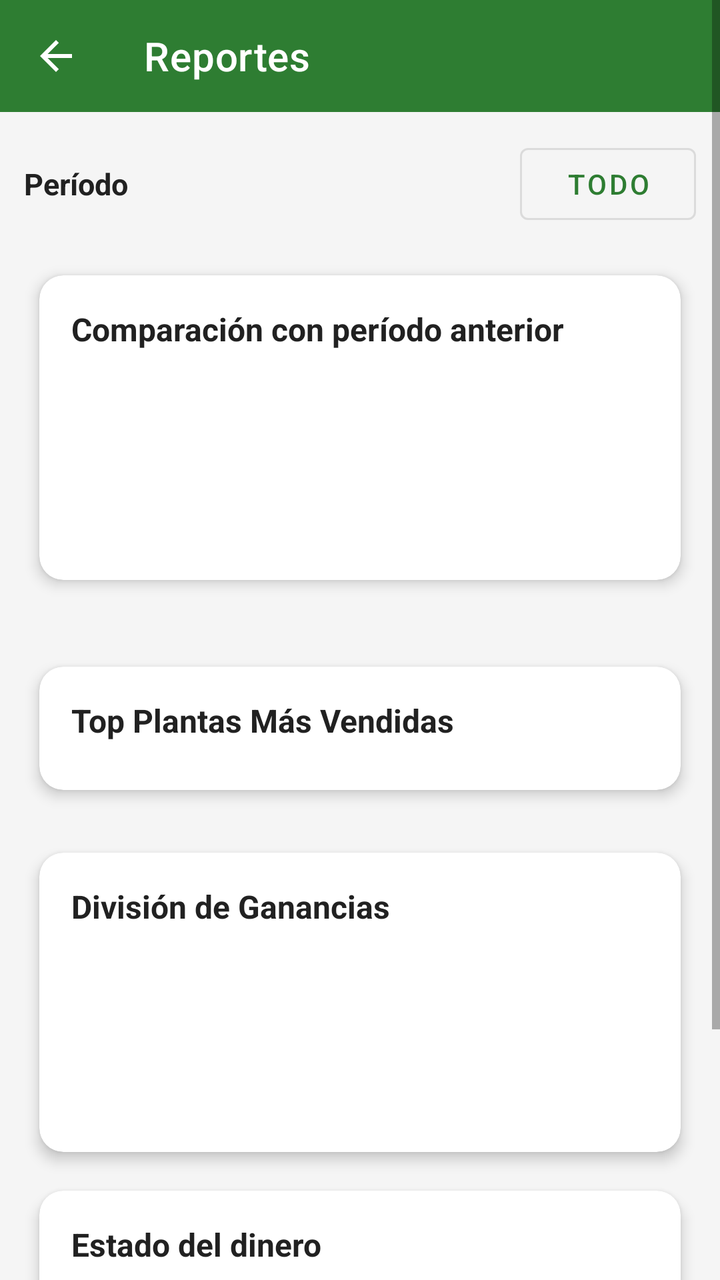
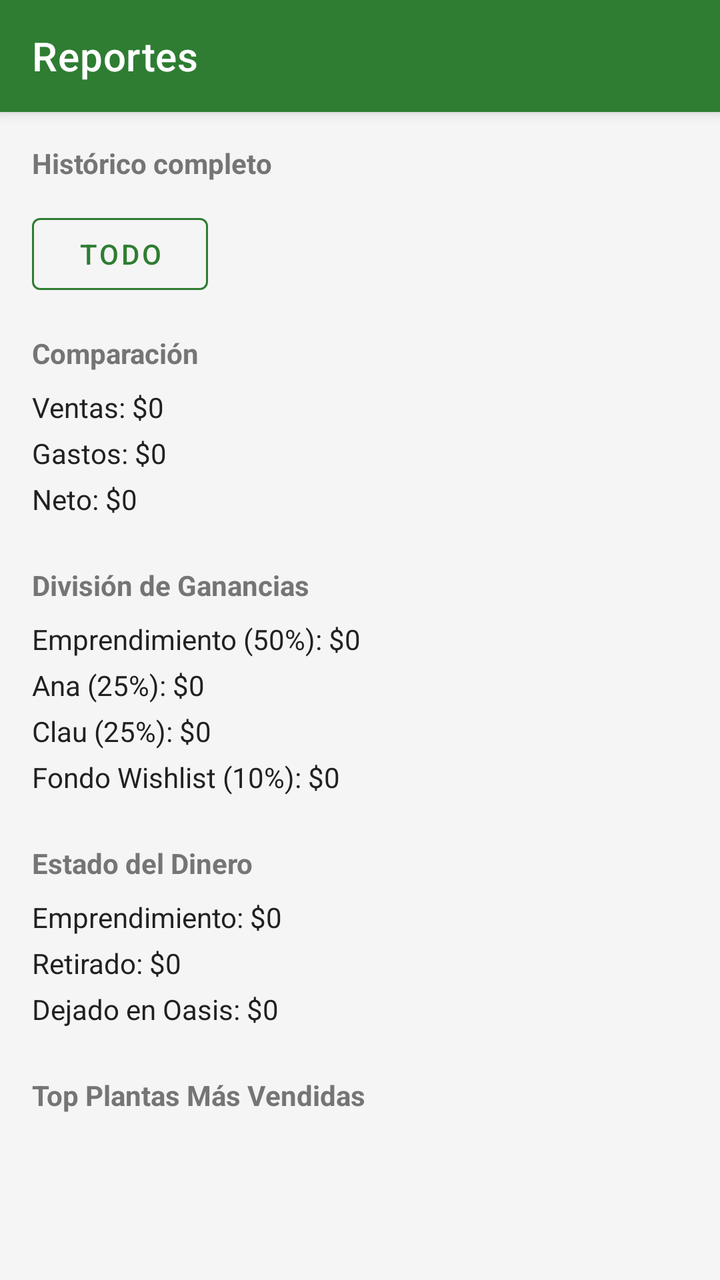

An Android layout rendered at two revisions. The XML below is the earlier revision; the diff shows what the commit changed to produce the second picture.
<!-- AndroidManifest.xml: application theme Theme.OasisCheck -->
<!-- res/layout/activity_reportes.xml -->
<?xml version="1.0" encoding="utf-8"?>
<ScrollView xmlns:android="http://schemas.android.com/apk/res/android" xmlns:app="http://schemas.android.com/apk/res-auto" android:layout_width="match_parent" android:layout_height="match_parent" android:background="@color/background">
    <LinearLayout android:layout_width="match_parent" android:layout_height="wrap_content" android:orientation="vertical">
        <com.google.android.material.appbar.MaterialToolbar android:id="@+id/toolbar" android:layout_width="match_parent" android:layout_height="?attr/actionBarSize" android:background="@color/green_primary" app:navigationIcon="@drawable/ic_back" app:title="@string/reportes" app:titleTextColor="@color/white" app:navigationIconTint="@color/white"/>
        <LinearLayout
            android:layout_width="match_parent"
            android:layout_height="wrap_content"
            android:gravity="center_vertical"
            android:orientation="horizontal"
            android:paddingHorizontal="12dp"
            android:paddingTop="12dp">
            <TextView
                android:layout_width="0dp"
                android:layout_height="wrap_content"
                android:layout_weight="1"
                android:text="@string/periodo"
                android:textColor="@color/text_primary"
                android:textSize="15sp"
                android:textStyle="bold"/>
            <com.google.android.material.button.MaterialButton
                android:id="@+id/btn_periodo"
                style="@style/Widget.MaterialComponents.Button.OutlinedButton"
                android:layout_width="wrap_content"
                android:layout_height="wrap_content"
                android:text="@string/todo"/>
        </LinearLayout>
        <androidx.cardview.widget.CardView style="@style/CardStyle" android:layout_width="match_parent" android:layout_height="wrap_content" android:layout_margin="12dp">
            <LinearLayout android:layout_width="match_parent" android:layout_height="wrap_content" android:orientation="vertical" android:padding="16dp">
                <TextView android:layout_width="wrap_content" android:layout_height="wrap_content" android:text="@string/comparacion_con_periodo_anterior" android:textSize="16sp" android:textStyle="bold" android:textColor="@color/text_primary"/>
                <TextView android:id="@+id/tv_periodo_actual" android:layout_width="match_parent" android:layout_height="wrap_content" android:layout_marginTop="8dp" android:textSize="13sp" android:textColor="@color/text_secondary"/>
                <TextView android:id="@+id/tv_comp_ventas" android:layout_width="match_parent" android:layout_height="wrap_content" android:layout_marginTop="8dp" android:textSize="14sp" android:textColor="@color/text_primary"/>
                <TextView android:id="@+id/tv_comp_gastos" android:layout_width="match_parent" android:layout_height="wrap_content" android:layout_marginTop="4dp" android:textSize="14sp" android:textColor="@color/text_primary"/>
                <TextView android:id="@+id/tv_comp_neto" android:layout_width="match_parent" android:layout_height="wrap_content" android:layout_marginTop="4dp" android:textSize="14sp" android:textColor="@color/text_primary"/>
            </LinearLayout>
        </androidx.cardview.widget.CardView>
        <androidx.cardview.widget.CardView style="@style/CardStyle" android:layout_width="match_parent" android:layout_height="wrap_content" android:layout_margin="12dp">
            <LinearLayout android:layout_width="match_parent" android:layout_height="wrap_content" android:orientation="vertical" android:padding="16dp">
                <TextView android:layout_width="wrap_content" android:layout_height="wrap_content" android:text="@string/top_plantas_mas_vendidas" android:textSize="16sp" android:textStyle="bold" android:textColor="@color/text_primary"/>
                <androidx.recyclerview.widget.RecyclerView android:id="@+id/recycler_top_plantas" android:layout_width="match_parent" android:layout_height="wrap_content" android:layout_marginTop="8dp" android:nestedScrollingEnabled="false"/>
            </LinearLayout>
        </androidx.cardview.widget.CardView>
        <androidx.cardview.widget.CardView style="@style/CardStyle" android:layout_width="match_parent" android:layout_height="wrap_content" android:layout_marginHorizontal="12dp">
            <LinearLayout android:layout_width="match_parent" android:layout_height="wrap_content" android:orientation="vertical" android:padding="16dp">
                <TextView android:layout_width="wrap_content" android:layout_height="wrap_content" android:text="@string/division_de_ganancias" android:textSize="16sp" android:textStyle="bold" android:textColor="@color/text_primary"/>
                <TextView android:id="@+id/tv_div_ana" android:layout_width="match_parent" android:layout_height="wrap_content" android:layout_marginTop="8dp" android:textSize="14sp"/>
                <TextView android:id="@+id/tv_div_clau" android:layout_width="match_parent" android:layout_height="wrap_content" android:layout_marginTop="4dp" android:textSize="14sp"/>
                <TextView android:id="@+id/tv_div_wish" android:layout_width="match_parent" android:layout_height="wrap_content" android:layout_marginTop="4dp" android:textSize="14sp"/>
                <TextView android:id="@+id/tv_div_emprendimiento" android:layout_width="match_parent" android:layout_height="wrap_content" android:layout_marginTop="4dp" android:textSize="14sp"/>
            </LinearLayout>
        </androidx.cardview.widget.CardView>
        <androidx.cardview.widget.CardView style="@style/CardStyle" android:layout_width="match_parent" android:layout_height="wrap_content" android:layout_marginHorizontal="12dp">
            <LinearLayout android:layout_width="match_parent" android:layout_height="wrap_content" android:orientation="vertical" android:padding="16dp">
                <TextView android:layout_width="wrap_content" android:layout_height="wrap_content" android:text="@string/estado_del_dinero" android:textSize="16sp" android:textStyle="bold" android:textColor="@color/text_primary"/>
                <TextView android:id="@+id/tv_estado_emprendimiento" android:layout_width="match_parent" android:layout_height="wrap_content" android:layout_marginTop="8dp" android:textSize="14sp"/>
                <TextView android:id="@+id/tv_estado_retirado" android:layout_width="match_parent" android:layout_height="wrap_content" android:layout_marginTop="4dp" android:textSize="14sp"/>
                <TextView android:id="@+id/tv_estado_oasis" android:layout_width="match_parent" android:layout_height="wrap_content" android:layout_marginTop="4dp" android:textSize="14sp"/>
            </LinearLayout>
        </androidx.cardview.widget.CardView>
        <LinearLayout
            android:layout_width="match_parent"
            android:layout_height="wrap_content"
            android:orientation="horizontal"
            android:paddingHorizontal="12dp"
            android:paddingBottom="16dp">
            <com.google.android.material.button.MaterialButton
                android:id="@+id/btn_exportar_csv"
                android:layout_width="0dp"
                android:layout_height="wrap_content"
                android:layout_weight="1"
                android:text="@string/exportar_csv" />
            <com.google.android.material.button.MaterialButton
                android:id="@+id/btn_exportar_pdf"
                android:layout_width="0dp"
                android:layout_height="wrap_content"
                android:layout_weight="1"
                android:layout_marginStart="8dp"
                android:text="@string/exportar_pdf" />
        </LinearLayout>
    </LinearLayout>
</ScrollView>
<!-- resources referenced by this layout -->
<resources>
  <color name="background">#F5F5F5</color>
  <color name="green_primary">#2E7D32</color>
  <color name="text_primary">#212121</color>
  <color name="text_secondary">#757575</color>
  <color name="white">#FFFFFF</color>
  <!-- drawable ic_back (drawable) -->
  <?xml version="1.0" encoding="utf-8"?>
  <vector xmlns:android="http://schemas.android.com/apk/res/android"
      android:width="24dp"
      android:height="24dp"
      android:viewportWidth="24"
      android:viewportHeight="24"
      android:tint="?attr/colorControlNormal">
      <path
          android:fillColor="@android:color/white"
          android:pathData="M20,11H7.83l5.59,-5.59L12,4l-8,8 8,8 1.41,-1.41L7.83,13H20v-2z"/>
  </vector>
  <string name="comparacion_con_periodo_anterior">Comparación con período anterior</string>
  <string name="division_de_ganancias">División de Ganancias</string>
  <string name="estado_del_dinero">Estado del dinero</string>
  <string name="exportar_csv">Exportar CSV</string>
  <string name="exportar_pdf">Exportar PDF</string>
  <string name="periodo">Período</string>
  <string name="reportes">Reportes</string>
  <string name="todo">Todo</string>
  <string name="top_plantas_mas_vendidas">Top Plantas Más Vendidas</string>
  <style name="CardStyle">
          <item name="cardCornerRadius">12dp</item>
          <item name="cardElevation">4dp</item>
          <item name="cardUseCompatPadding">true</item>
      </style>
  <style name="Theme.OasisCheck" parent="Theme.MaterialComponents.DayNight.DarkActionBar">
          <item name="colorPrimary">@color/green_primary</item>
          <item name="colorPrimaryDark">@color/green_primary_dark</item>
          <item name="colorAccent">@color/green_accent</item>
          <item name="colorSecondary">@color/green_accent</item>
          <item name="colorOnSurface">@color/text_primary</item>
          <item name="android:statusBarColor">@color/green_primary_dark</item>
      </style>
  <color name="green_primary_dark">#1B5E20</color>
  <color name="green_accent">#66BB6A</color>
</resources>

<!-- the commit's change to res/layout/activity_reportes.xml (unified diff, before → after) -->
@@ -1,80 +1,223 @@
 <?xml version="1.0" encoding="utf-8"?>
-<ScrollView xmlns:android="http://schemas.android.com/apk/res/android" xmlns:app="http://schemas.android.com/apk/res-auto" android:layout_width="match_parent" android:layout_height="match_parent" android:background="@color/background">
-    <LinearLayout android:layout_width="match_parent" android:layout_height="wrap_content" android:orientation="vertical">
-        <com.google.android.material.appbar.MaterialToolbar android:id="@+id/toolbar" android:layout_width="match_parent" android:layout_height="?attr/actionBarSize" android:background="@color/green_primary" app:navigationIcon="@drawable/ic_back" app:title="@string/reportes" app:titleTextColor="@color/white" app:navigationIconTint="@color/white"/>
+<androidx.coordinatorlayout.widget.CoordinatorLayout
+    xmlns:android="http://schemas.android.com/apk/res/android"
+    xmlns:app="http://schemas.android.com/apk/res-auto"
+    android:layout_width="match_parent"
+    android:layout_height="match_parent"
+    android:background="@color/background">
+
+    <com.google.android.material.appbar.AppBarLayout
+        android:layout_width="match_parent"
+        android:layout_height="wrap_content">
+
+        <androidx.appcompat.widget.Toolbar
+            android:id="@+id/toolbar"
+            android:layout_width="match_parent"
+            android:layout_height="?attr/actionBarSize"
+            android:background="@color/green_primary"
+            app:title="Reportes"
+            app:titleTextColor="@color/white" />
+
+    </com.google.android.material.appbar.AppBarLayout>
+
+    <androidx.core.widget.NestedScrollView
+        android:layout_width="match_parent"
+        android:layout_height="match_parent"
+        app:layout_behavior="@string/appbar_scrolling_view_behavior">
+
         <LinearLayout
             android:layout_width="match_parent"
             android:layout_height="wrap_content"
-            android:gravity="center_vertical"
-            android:orientation="horizontal"
-            android:paddingHorizontal="12dp"
-            android:paddingTop="12dp">
-            <TextView
-                android:layout_width="0dp"
-                android:layout_height="wrap_content"
-                android:layout_weight="1"
-                android:text="@string/periodo"
-                android:textColor="@color/text_primary"
-                android:textSize="15sp"
-                android:textStyle="bold"/>
+            android:orientation="vertical"
+            android:padding="16dp">
+
+            <TextView
+                android:id="@+id/tv_periodo_actual"
+                android:layout_width="match_parent"
+                android:layout_height="wrap_content"
+                android:text="Histórico completo"
+                android:textSize="14sp"
+                android:textStyle="bold"
+                android:textColor="@color/text_secondary"
+                android:layout_marginBottom="12dp" />
+
             <com.google.android.material.button.MaterialButton
                 android:id="@+id/btn_periodo"
+                android:layout_width="wrap_content"
+                android:layout_height="wrap_content"
+                android:text="Todo"
                 style="@style/Widget.MaterialComponents.Button.OutlinedButton"
-                android:layout_width="wrap_content"
-                android:layout_height="wrap_content"
-                android:text="@string/todo"/>
+                app:strokeColor="@color/green_primary"
+                android:textColor="@color/green_primary"
+                android:layout_marginBottom="16dp" />
+
+            
+            <TextView
+                android:layout_width="match_parent"
+                android:layout_height="wrap_content"
+                android:text="Comparación"
+                android:textSize="14sp"
+                android:textStyle="bold"
+                android:textColor="@color/text_secondary"
+                android:layout_marginBottom="8dp" />
+
+            <TextView
+                android:id="@+id/tv_comp_ventas"
+                android:layout_width="match_parent"
+                android:layout_height="wrap_content"
+                android:text="Ventas: $0"
+                android:textSize="14sp"
+                android:textColor="@color/text_primary"
+                android:layout_marginBottom="4dp" />
+
+            <TextView
+                android:id="@+id/tv_comp_gastos"
+                android:layout_width="match_parent"
+                android:layout_height="wrap_content"
+                android:text="Gastos: $0"
+                android:textSize="14sp"
+                android:textColor="@color/text_primary"
+                android:layout_marginBottom="4dp" />
+
+            <TextView
+                android:id="@+id/tv_comp_neto"
+                android:layout_width="match_parent"
+                android:layout_height="wrap_content"
+                android:text="Neto: $0"
+                android:textSize="14sp"
+                android:textColor="@color/text_primary"
+                android:layout_marginBottom="24dp" />
+
+            
+            <TextView
+                android:layout_width="match_parent"
+                android:layout_height="wrap_content"
+                android:text="División de Ganancias"
+                android:textSize="14sp"
+                android:textStyle="bold"
+                android:textColor="@color/text_secondary"
+                android:layout_marginBottom="8dp" />
+
+            <TextView
+                android:id="@+id/tv_div_emprendimiento"
+                android:layout_width="match_parent"
+                android:layout_height="wrap_content"
+                android:text="Emprendimiento (50%): $0"
+                android:textSize="14sp"
+                android:textColor="@color/text_primary"
+                android:layout_marginBottom="4dp" />
+
+            <TextView
+                android:id="@+id/tv_div_ana"
+                android:layout_width="match_parent"
+                android:layout_height="wrap_content"
+                android:text="Ana (25%): $0"
+                android:textSize="14sp"
+                android:textColor="@color/text_primary"
+                android:layout_marginBottom="4dp" />
+
+            <TextView
+                android:id="@+id/tv_div_clau"
+                android:layout_width="match_parent"
+                android:layout_height="wrap_content"
+                android:text="Clau (25%): $0"
+                android:textSize="14sp"
+                android:textColor="@color/text_primary"
+                android:layout_marginBottom="4dp" />
+
+            <TextView
+                android:id="@+id/tv_div_wish"
+                android:layout_width="match_parent"
+                android:layout_height="wrap_content"
+                android:text="Fondo Wishlist (10%): $0"
+                android:textSize="14sp"
+                android:textColor="@color/text_primary"
+                android:layout_marginBottom="24dp" />
+
+            
+            <TextView
+                android:layout_width="match_parent"
+                android:layout_height="wrap_content"
+                android:text="Estado del Dinero"
+                android:textSize="14sp"
+                android:textStyle="bold"
+                android:textColor="@color/text_secondary"
+                android:layout_marginBottom="8dp" />
+
+            <TextView
+                android:id="@+id/tv_estado_emprendimiento"
+                android:layout_width="match_parent"
+                android:layout_height="wrap_content"
+                android:text="Emprendimiento: $0"
+                android:textSize="14sp"
+                android:textColor="@color/text_primary"
+                android:layout_marginBottom="4dp" />
+
+            <TextView
+                android:id="@+id/tv_estado_retirado"
+                android:layout_width="match_parent"
+                android:layout_height="wrap_content"
+                android:text="Retirado: $0"
+                android:textSize="14sp"
+                android:textColor="@color/text_primary"
+                android:layout_marginBottom="4dp" />
+
+            <TextView
+                android:id="@+id/tv_estado_oasis"
+                android:layout_width="match_parent"
+                android:layout_height="wrap_content"
+                android:text="Dejado en Oasis: $0"
+                android:textSize="14sp"
+                android:textColor="@color/text_primary"
+                android:layout_marginBottom="24dp" />
+
+            
+            <TextView
+                android:layout_width="match_parent"
+                android:layout_height="wrap_content"
+                android:text="Top Plantas Más Vendidas"
+                android:textSize="14sp"
+                android:textStyle="bold"
+                android:textColor="@color/text_secondary"
+                android:layout_marginBottom="8dp" />
+
+            <androidx.recyclerview.widget.RecyclerView
+                android:id="@+id/recycler_top_plantas"
+                android:layout_width="match_parent"
+                android:layout_height="200dp" />
+
+            <LinearLayout
+                android:layout_width="match_parent"
+                android:layout_height="wrap_content"
+                android:orientation="horizontal"
+                android:layout_marginTop="24dp">
+
+                <com.google.android.material.button.MaterialButton
+                    android:id="@+id/btn_exportar_csv"
+                    android:layout_width="0dp"
+                    android:layout_height="wrap_content"
+                    android:layout_weight="1"
+                    android:layout_marginRight="4dp"
+                    android:text="Exportar CSV"
+                    style="@style/Widget.MaterialComponents.Button.OutlinedButton"
+                    app:strokeColor="@color/green_primary"
+                    android:textColor="@color/green_primary" />
+
+                <com.google.android.material.button.MaterialButton
+                    android:id="@+id/btn_exportar_pdf"
+                    android:layout_width="0dp"
+                    android:layout_height="wrap_content"
+                    android:layout_weight="1"
+                    android:layout_marginLeft="4dp"
+                    android:text="Exportar PDF"
+                    style="@style/Widget.MaterialComponents.Button.OutlinedButton"
+                    app:strokeColor="@color/green_primary"
+                    android:textColor="@color/green_primary" />
+
+            </LinearLayout>
+
         </LinearLayout>
-        <androidx.cardview.widget.CardView style="@style/CardStyle" android:layout_width="match_parent" android:layout_height="wrap_content" android:layout_margin="12dp">
-            <LinearLayout android:layout_width="match_parent" android:layout_height="wrap_content" android:orientation="vertical" android:padding="16dp">
-                <TextView android:layout_width="wrap_content" android:layout_height="wrap_content" android:text="@string/comparacion_con_periodo_anterior" android:textSize="16sp" android:textStyle="bold" android:textColor="@color/text_primary"/>
-                <TextView android:id="@+id/tv_periodo_actual" android:layout_width="match_parent" android:layout_height="wrap_content" android:layout_marginTop="8dp" android:textSize="13sp" android:textColor="@color/text_secondary"/>
-                <TextView android:id="@+id/tv_comp_ventas" android:layout_width="match_parent" android:layout_height="wrap_content" android:layout_marginTop="8dp" android:textSize="14sp" android:textColor="@color/text_primary"/>
-                <TextView android:id="@+id/tv_comp_gastos" android:layout_width="match_parent" android:layout_height="wrap_content" android:layout_marginTop="4dp" android:textSize="14sp" android:textColor="@color/text_primary"/>
-                <TextView android:id="@+id/tv_comp_neto" android:layout_width="match_parent" android:layout_height="wrap_content" android:layout_marginTop="4dp" android:textSize="14sp" android:textColor="@color/text_primary"/>
-            </LinearLayout>
-        </androidx.cardview.widget.CardView>
-        <androidx.cardview.widget.CardView style="@style/CardStyle" android:layout_width="match_parent" android:layout_height="wrap_content" android:layout_margin="12dp">
-            <LinearLayout android:layout_width="match_parent" android:layout_height="wrap_content" android:orientation="vertical" android:padding="16dp">
-                <TextView android:layout_width="wrap_content" android:layout_height="wrap_content" android:text="@string/top_plantas_mas_vendidas" android:textSize="16sp" android:textStyle="bold" android:textColor="@color/text_primary"/>
-                <androidx.recyclerview.widget.RecyclerView android:id="@+id/recycler_top_plantas" android:layout_width="match_parent" android:layout_height="wrap_content" android:layout_marginTop="8dp" android:nestedScrollingEnabled="false"/>
-            </LinearLayout>
-        </androidx.cardview.widget.CardView>
-        <androidx.cardview.widget.CardView style="@style/CardStyle" android:layout_width="match_parent" android:layout_height="wrap_content" android:layout_marginHorizontal="12dp">
-            <LinearLayout android:layout_width="match_parent" android:layout_height="wrap_content" android:orientation="vertical" android:padding="16dp">
-                <TextView android:layout_width="wrap_content" android:layout_height="wrap_content" android:text="@string/division_de_ganancias" android:textSize="16sp" android:textStyle="bold" android:textColor="@color/text_primary"/>
-                <TextView android:id="@+id/tv_div_ana" android:layout_width="match_parent" android:layout_height="wrap_content" android:layout_marginTop="8dp" android:textSize="14sp"/>
-                <TextView android:id="@+id/tv_div_clau" android:layout_width="match_parent" android:layout_height="wrap_content" android:layout_marginTop="4dp" android:textSize="14sp"/>
-                <TextView android:id="@+id/tv_div_wish" android:layout_width="match_parent" android:layout_height="wrap_content" android:layout_marginTop="4dp" android:textSize="14sp"/>
-                <TextView android:id="@+id/tv_div_emprendimiento" android:layout_width="match_parent" android:layout_height="wrap_content" android:layout_marginTop="4dp" android:textSize="14sp"/>
-            </LinearLayout>
-        </androidx.cardview.widget.CardView>
-        <androidx.cardview.widget.CardView style="@style/CardStyle" android:layout_width="match_parent" android:layout_height="wrap_content" android:layout_marginHorizontal="12dp">
-            <LinearLayout android:layout_width="match_parent" android:layout_height="wrap_content" android:orientation="vertical" android:padding="16dp">
-                <TextView android:layout_width="wrap_content" android:layout_height="wrap_content" android:text="@string/estado_del_dinero" android:textSize="16sp" android:textStyle="bold" android:textColor="@color/text_primary"/>
-                <TextView android:id="@+id/tv_estado_emprendimiento" android:layout_width="match_parent" android:layout_height="wrap_content" android:layout_marginTop="8dp" android:textSize="14sp"/>
-                <TextView android:id="@+id/tv_estado_retirado" android:layout_width="match_parent" android:layout_height="wrap_content" android:layout_marginTop="4dp" android:textSize="14sp"/>
-                <TextView android:id="@+id/tv_estado_oasis" android:layout_width="match_parent" android:layout_height="wrap_content" android:layout_marginTop="4dp" android:textSize="14sp"/>
-            </LinearLayout>
-        </androidx.cardview.widget.CardView>
-        <LinearLayout
-            android:layout_width="match_parent"
-            android:layout_height="wrap_content"
-            android:orientation="horizontal"
-            android:paddingHorizontal="12dp"
-            android:paddingBottom="16dp">
-            <com.google.android.material.button.MaterialButton
-                android:id="@+id/btn_exportar_csv"
-                android:layout_width="0dp"
-                android:layout_height="wrap_content"
-                android:layout_weight="1"
-                android:text="@string/exportar_csv" />
-            <com.google.android.material.button.MaterialButton
-                android:id="@+id/btn_exportar_pdf"
-                android:layout_width="0dp"
-                android:layout_height="wrap_content"
-                android:layout_weight="1"
-                android:layout_marginStart="8dp"
-                android:text="@string/exportar_pdf" />
-        </LinearLayout>
-    </LinearLayout>
-</ScrollView>
+
+    </androidx.core.widget.NestedScrollView>
+
+</androidx.coordinatorlayout.widget.CoordinatorLayout>
<!-- resource entries referenced after the edit -->
@@ -5,41 +5,14 @@
   <color name="text_primary">#212121</color>
   <color name="text_secondary">#757575</color>
   <color name="white">#FFFFFF</color>
-  <!-- drawable ic_back (drawable) -->
-  <?xml version="1.0" encoding="utf-8"?>
-  <vector xmlns:android="http://schemas.android.com/apk/res/android"
-      android:width="24dp"
-      android:height="24dp"
-      android:viewportWidth="24"
-      android:viewportHeight="24"
-      android:tint="?attr/colorControlNormal">
-      <path
-          android:fillColor="@android:color/white"
-          android:pathData="M20,11H7.83l5.59,-5.59L12,4l-8,8 8,8 1.41,-1.41L7.83,13H20v-2z"/>
-  </vector>
-  <string name="comparacion_con_periodo_anterior">Comparación con período anterior</string>
-  <string name="division_de_ganancias">División de Ganancias</string>
-  <string name="estado_del_dinero">Estado del dinero</string>
-  <string name="exportar_csv">Exportar CSV</string>
-  <string name="exportar_pdf">Exportar PDF</string>
-  <string name="periodo">Período</string>
-  <string name="reportes">Reportes</string>
-  <string name="todo">Todo</string>
-  <string name="top_plantas_mas_vendidas">Top Plantas Más Vendidas</string>
-  <style name="CardStyle">
-          <item name="cardCornerRadius">12dp</item>
-          <item name="cardElevation">4dp</item>
-          <item name="cardUseCompatPadding">true</item>
+  <style name="Theme.OasisCheck" parent="Theme.MaterialComponents.DayNight.NoActionBar">
+          <item name="colorPrimary">@color/purple</item>
+          <item name="colorPrimaryDark">#6A1B9A</item>
+          <item name="colorAccent">#FF4081</item>
+          <item name="colorSecondary">#FF4081</item>
+          <item name="colorOnSurface">@color/text_primary</item>
+          <item name="android:statusBarColor">#6A1B9A</item>
       </style>
-  <style name="Theme.OasisCheck" parent="Theme.MaterialComponents.DayNight.DarkActionBar">
-          <item name="colorPrimary">@color/green_primary</item>
-          <item name="colorPrimaryDark">@color/green_primary_dark</item>
-          <item name="colorAccent">@color/green_accent</item>
-          <item name="colorSecondary">@color/green_accent</item>
-          <item name="colorOnSurface">@color/text_primary</item>
-          <item name="android:statusBarColor">@color/green_primary_dark</item>
-      </style>
-  <color name="green_primary_dark">#1B5E20</color>
-  <color name="green_accent">#66BB6A</color>
+  <color name="purple">#9C27B0</color>
 </resources>
 
